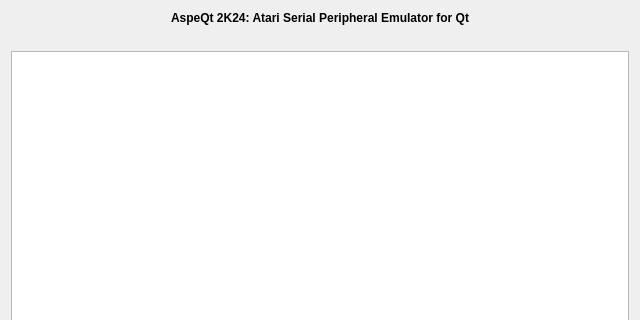
Old version of the form aboutdialog.ui in the repository pjones1063/AspeQt-2k24; both pictures show x 0 to 640 and y 0 to 320 of the 640 by 480 pixel window.
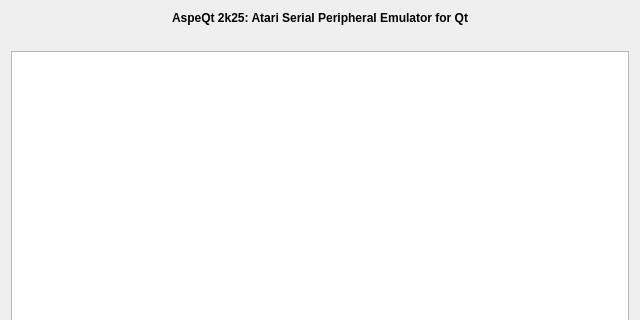
New version of the form.

Diff of the .ui file:
```diff
--- a/aboutdialog.ui
+++ b/aboutdialog.ui
@@ -28,7 +28,7 @@
       <locale language="English" country="UnitedStates"/>
      </property>
      <property name="text">
-      <string>AspeQt 2K24: Atari Serial Peripheral Emulator for Qt</string>
+      <string>AspeQt 2k25: Atari Serial Peripheral Emulator for Qt</string>
      </property>
      <property name="textFormat">
       <enum>Qt::AutoText</enum>
```
